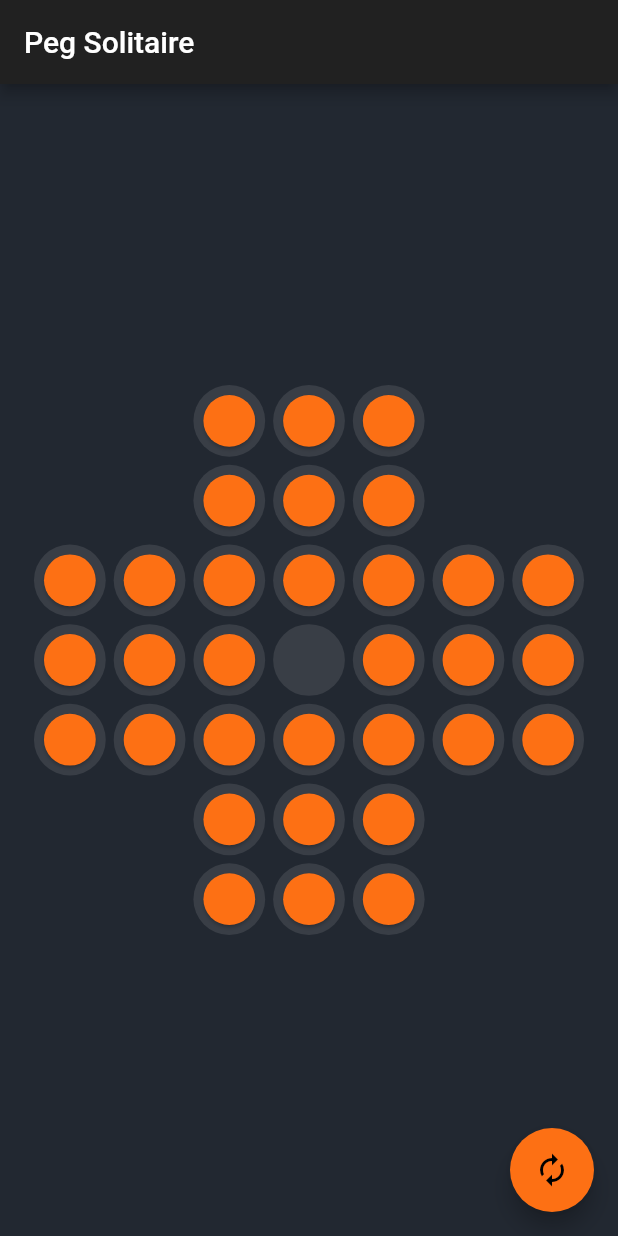
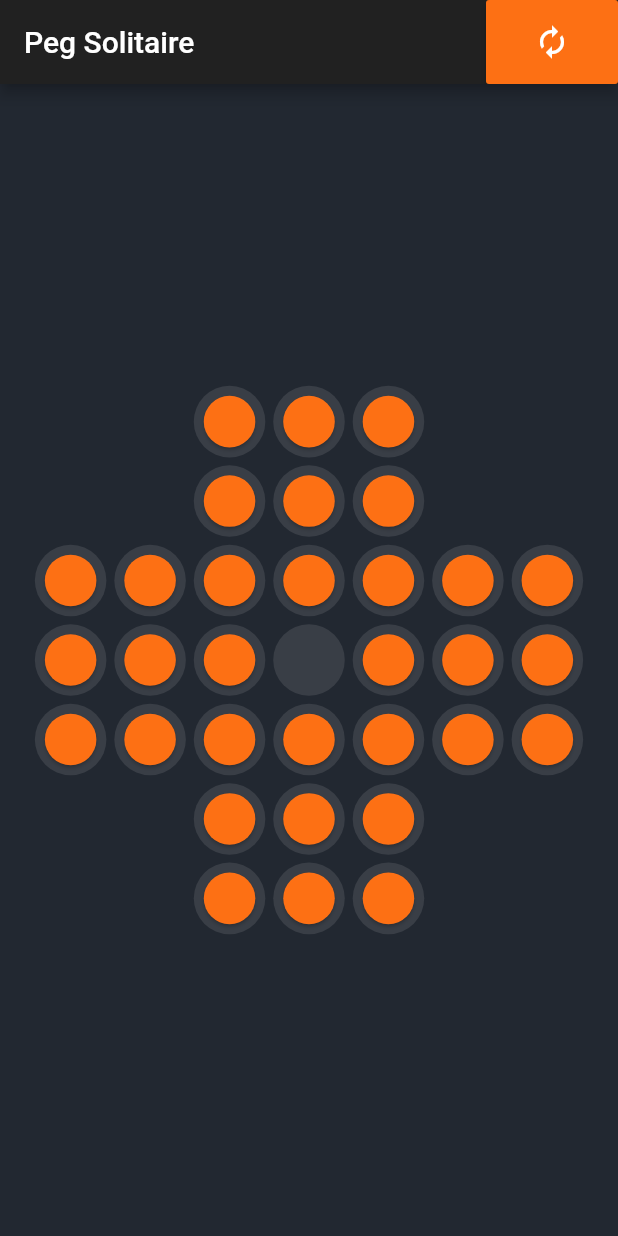
Before and after one commit to austincv/peg-solitaire, a Flutter app: the screen it shows after launch, on a phone screen of 412 x 824 dp. Run offline on Flutter 3.47's test engine with Material 2 defaults, Android fonts, the light colour scheme and no system bars.

Commit message:
Move restart button to title bar

```diff
--- a/lib/board.dart
+++ b/lib/board.dart
@@ -289,10 +289,20 @@ class _BoardState extends State<Board> {
             boxWidth: boxWidth,
             boxHeight: boxHeight);
       }
-      rows[rowIndex] = Row(children: widgets);
+      rows[rowIndex] = Row(
+        children: widgets,
+        mainAxisAlignment: MainAxisAlignment.center,
+      );
     }
 
-    return Column(children: rows);
+    return Column(children: rows, mainAxisAlignment: MainAxisAlignment.center);
+  }
+
+  Widget buildLayout(context, constraints) {
+    double boardSideLength = (constraints.maxWidth < constraints.maxHeight)
+        ? constraints.maxWidth
+        : constraints.maxHeight;
+    return buildBoard(boardSideLength * 0.9, boardSideLength * 0.9);
   }
 
   @override
@@ -304,41 +314,38 @@ class _BoardState extends State<Board> {
     return Scaffold(
         appBar: AppBar(
           title: Text(kTitle),
-      ),
-      body: Center(
-        child: SafeArea(
-            child: Padding(
-          padding: const EdgeInsets.all(20.0),
-          child: AspectRatio(
-            aspectRatio: 1,
-            child: LayoutBuilder(
-              builder: (context, constraints) =>
-                  buildBoard(constraints.maxWidth, constraints.maxHeight),
-            ),
-          ),
-        )),
-      ),
-      floatingActionButton: isGameOver
-          ? FloatingActionButton.extended(
+          actions: [
+            isGameOver
+                ? RaisedButton(
+                    color: kGameOver,
                     onPressed: () {
                       setState(() {
                         resetBoard();
                         isGameOver = false;
                       });
                     },
-              label: Text('Game Over'),
-              icon: Icon(Icons.autorenew),
-              backgroundColor: kColorHoleCantAcceptPeg,
+                    child: FittedBox(
+                        child: Icon(
+                      Icons.autorenew,
+                    )),
                   )
-          : FloatingActionButton(
+                : RaisedButton(
+                    color: kTitleButton,
                     onPressed: () {
                       setState(() {
                         resetBoard();
                       });
                     },
-              child: Icon(Icons.autorenew),
-              backgroundColor: kColorPeg,
+                    child: FittedBox(
+                      child: Icon(
+                        Icons.autorenew,
                       ),
-    );
+                    ),
+                  )
+          ],
+        ),
+        body: LayoutBuilder(
+          builder: buildLayout,
+        ));
   }
 }
--- a/lib/constants.dart
+++ b/lib/constants.dart
@@ -3,10 +3,13 @@ import 'package:flutter/material.dart';
 const String kTitle = 'Peg Solitaire';
 
 const Color kColorHole = Color(0xFF393e46);
-const Color kColorHoleAcceptPeg = Color(0xFF00cc66);
+const Color kColorHoleAcceptPeg = Color(0xFFf3b61f);
 const Color kColorHoleCantAcceptPeg = Color(0xFFd90368);
 const Color kColorPeg = Color(0xFFfd7014);
 const Color kColorBackground = Color(0xFF222831);
+
+const Color kTitleButton = Color(0xFFfd7014);
+const Color kGameOver = Color(0xFFd90368);
 
 const List<Color> kColorPegs = [
   Color(0xFF2274a5),
```
Lines whose indentation alone changed are shown as unchanged.
